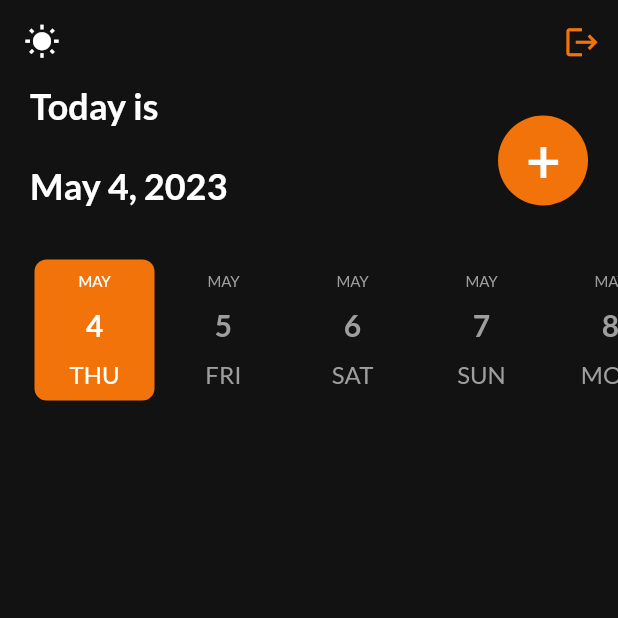
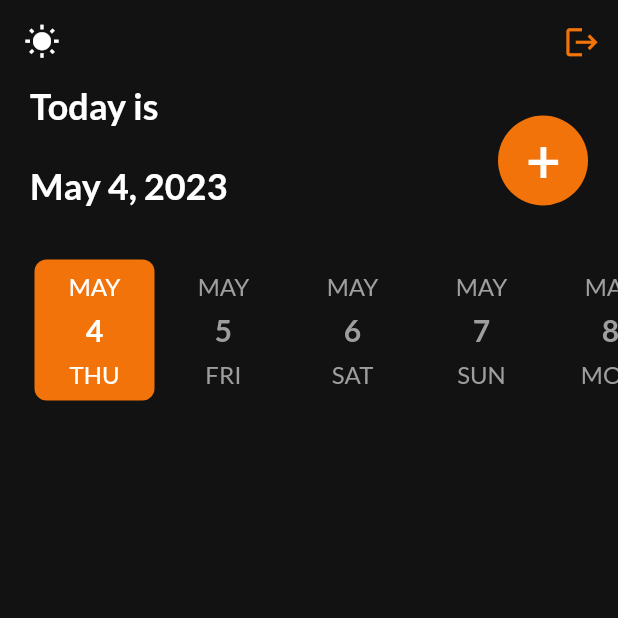
Before and after one commit to E-voni/TimeListApp, a Flutter app: the screen it shows once a user with an empty profile is signed in, after a tap on the "shield moon" icon, on a phone screen of 412 x 824 dp, the top half of it. Run offline on Flutter 3.47's test engine with Material 2 defaults, Android fonts, the phone set to English and light mode, and no system bars; drawn by our look-alikes of date_picker_timeline; our stand-ins replace firebase_auth, firebase_core, flutter_staggered_animations, get, get_storage, google_fonts and 2 more; accounts and stored records are empty; network calls fail.

Commit message:
update UI

```diff
--- a/lib/ui/pages/home_page.dart
+++ b/lib/ui/pages/home_page.dart
@@ -65,10 +65,10 @@ class _HomePageState extends State<HomePage> {
 
   _dateBar() {
     return Container(
-      margin: EdgeInsets.only(bottom: 10, left: 20),
+      margin: const EdgeInsets.only(bottom: 10, left: 20),
       child: Container(
         decoration: BoxDecoration(
-            borderRadius: BorderRadius.circular(20)
+            borderRadius: BorderRadius.circular(30)
         ),
         child: DatePicker(
           DateTime.now(),
@@ -76,7 +76,6 @@ class _HomePageState extends State<HomePage> {
           width: 80,
           initialSelectedDate: DateTime.now(),
           selectionColor: primaryClr,
-          //selectedTextColor: primaryClr,
           selectedTextColor: Colors.white,
           dateTextStyle: GoogleFonts.lato(
             textStyle: const TextStyle(
@@ -85,15 +84,15 @@ class _HomePageState extends State<HomePage> {
               color: Colors.grey,
             ),
           ),
+          monthTextStyle: GoogleFonts.lato(
+          textStyle: const TextStyle(
+            fontSize: 16.0,
+            color: Colors.grey,
+          ),
+        ),
           dayTextStyle: GoogleFonts.lato(
             textStyle: const TextStyle(
               fontSize: 16.0,
-              color: Colors.grey,
-            ),
-          ),
-          monthTextStyle: GoogleFonts.lato(
-            textStyle: const TextStyle(
-              fontSize: 10.0,
               color: Colors.grey,
             ),
           ),
@@ -164,7 +163,6 @@ class _HomePageState extends State<HomePage> {
                 size: 25,
                 color: primaryClr),),
               ],
-        //const SizedBox(height: 20),
     );
   }
 
@@ -208,7 +206,6 @@ class _HomePageState extends State<HomePage> {
                   );
                 }
                 if (task.date == DateFormat.yMd().format(_selectedDate)) {
-                  //notifyHelper.scheduledNotification();
                   return AnimationConfiguration.staggeredList(
                     position: index,
                     duration: const Duration(milliseconds: 1375),
@@ -220,7 +217,6 @@ class _HomePageState extends State<HomePage> {
                           children: [
                             GestureDetector(
                                 onTap: () {
-
                                   showBottomSheet(context, task);
                                 },
                                 child: TaskTile(task)),
@@ -259,14 +255,14 @@ class _HomePageState extends State<HomePage> {
           task.isCompleted == 1
               ? Container()
               : _buildBottomSheetButton(
-              label: "Task Completed",
+              label: "Completed",
               onTap: () {
                 _taskController.markTaskCompleted(task.id);
                 Get.back();
               },
               clr: primaryClr),
           _buildBottomSheetButton(
-              label: "Delete Task",
+              label: "Delete",
               onTap: () {
                 _taskController.deleteTask(task);
                 Get.back();
@@ -276,7 +272,7 @@ class _HomePageState extends State<HomePage> {
             height: 20,
           ),
           _buildBottomSheetButton(
-              label: "Close",
+              label: "Back",
               onTap: () {
                 Get.back();
               },
@@ -332,9 +328,7 @@ class _HomePageState extends State<HomePage> {
               mainAxisAlignment: MainAxisAlignment.center,
               crossAxisAlignment: CrossAxisAlignment.center,
               children: const [
-                SizedBox(
-                  height: 80,
-                ),
+                SizedBox(height: 80),
               ],
             )
         ),
--- a/lib/ui/pages/login_page.dart
+++ b/lib/ui/pages/login_page.dart
@@ -134,8 +134,8 @@ class _LoginPageState extends State<LoginPage> {
                 const Padding(
                   padding: EdgeInsets.symmetric(horizontal: 25.0),
                   child: Text(
-                    '-------- Or continue with --------',
-                    style: TextStyle(fontSize: 15),
+                    '-------- Or sign in with --------',
+                    style: TextStyle(fontSize: 16),
                   ),
                 ),
 
@@ -154,14 +154,14 @@ class _LoginPageState extends State<LoginPage> {
                 Row(
                   mainAxisAlignment: MainAxisAlignment.center,
                   children: [
-                    const Text('Not a member?'),
+                    const Text('Not a member?', style: TextStyle(fontSize: 16)),
                     const SizedBox(width: 4),
                     GestureDetector(
                       onTap: widget.onTap,
                       child: const Text('Register now',
                       style: TextStyle(
                         color: Colors.blue,
-                        fontSize: 15,
+                        fontSize: 16,
                         fontWeight: FontWeight.bold),),
                     ),
                   ],
--- a/lib/ui/pages/reg_page.dart
+++ b/lib/ui/pages/reg_page.dart
@@ -138,8 +138,8 @@ class _RegPageState extends State<RegPage> {
                   const Padding(
                     padding: EdgeInsets.symmetric(horizontal: 25.0),
                     child: Text(
-                      '-------- Or continue with --------',
-                      style: TextStyle(fontSize: 15),
+                      '-------- Or sign up with --------',
+                      style: TextStyle(fontSize: 16),
                     ),
                   ),
 
@@ -158,14 +158,14 @@ class _RegPageState extends State<RegPage> {
                   Row(
                     mainAxisAlignment: MainAxisAlignment.center,
                     children: [
-                      const Text('Already a member?'),
+                      const Text('Already a member?',style: TextStyle(fontSize: 16)),
                       const SizedBox(width: 4),
                       GestureDetector(
                         onTap: widget.onTap,
                         child: const Text('Login now',
                           style: TextStyle(
                               color: Colors.blue,
-                              fontSize: 15,
+                              fontSize: 16,
                               fontWeight: FontWeight.bold
                           ),
                         ),
--- a/lib/ui/widgets/square_tile.dart
+++ b/lib/ui/widgets/square_tile.dart
@@ -10,7 +10,7 @@ class SquareTile extends StatelessWidget {
     return GestureDetector(
       onTap: onTap,
       child: Container(
-      padding: const EdgeInsets.all(20),
+      padding: const EdgeInsets.all(10),
         decoration: BoxDecoration(
           border: Border.all(color: Colors.white),
           borderRadius: BorderRadius.circular(16),
```
